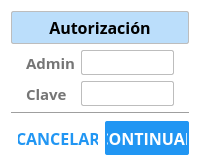
usbceic/ceic-sv, file interface/qt/ui/authorizationPopUp.ui: the form before one commit.
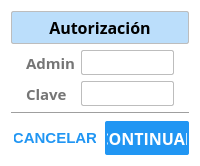
The form after the commit.

Commit message: Añadidos temas para los popUps

Patch:
```diff
--- a/interface/qt/ui/authorizationPopUp.ui
+++ b/interface/qt/ui/authorizationPopUp.ui
@@ -15,18 +15,19 @@
   </property>
   <property name="styleSheet">
    <string notr="true">/*#########################################################
-##                        QDialog                                                                                                                     ##
+##                     QDialog                           ##
 ##########################################################*/
 
-#authorizationPopUp {
-	background: white;
+QDialog {
+    background: #FFFFFF;
+    min-width: 200px;
 }
 
 /***********************************
 * LineEdit
 ***********************************/
 
-#dlineE0, #dlineE1 {
+QLineEdit {
     border: 1px solid #BDBDBD;
     border-radius: 2px;
     min-width: 6em;
@@ -54,21 +55,25 @@
    background: #1976D2;
 }
 
-/*Estilo por defecto del  botones para limpiar/cancelar*/
-#dpbutton1{ 
-    color: #2196F3;
+/*Estilo por defecto del  boton para cancelar*/
+#dpbutton1{
+    background: transparent;
     border: 1px solid transparent;
-    background: transparent;
-    min-height: 30px;
-    min-width: 80px;
+    border-radius: 2px;
+    min-height: 2em;
+    min-width: 5.5em;
+    padding: 2px;
+    color: #2196F3;
+    font-weight: bold;
+    font-size: 11pt;
+    text-transform: uppercase;
 }
 
-/*Configuración del estilo al pasar por encima y presionar el boton para limpiar/cancelar*/
-#dpbutton1:hover, #dpbutton1:pressed {
+/*Estilo al pasar por encima y presionar el boton para cancelar*/
+#dpbutton1:hover, #dpbutton1:pressed{
     color: #1976D2;
 }
 
-
 /***********************************
 * Labels
 ***********************************/
@@ -259,8 +264,7 @@
         <widget class="QPushButton" name="dpbutton1">
          <property name="font">
           <font>
-           <family>Open Sans</family>
-           <pointsize>12</pointsize>
+           <pointsize>11</pointsize>
            <weight>75</weight>
            <bold>true</bold>
           </font>
```
Left out of the diff: 1 changed line with no effect on the pictures. The commit also changes 133 other files.
